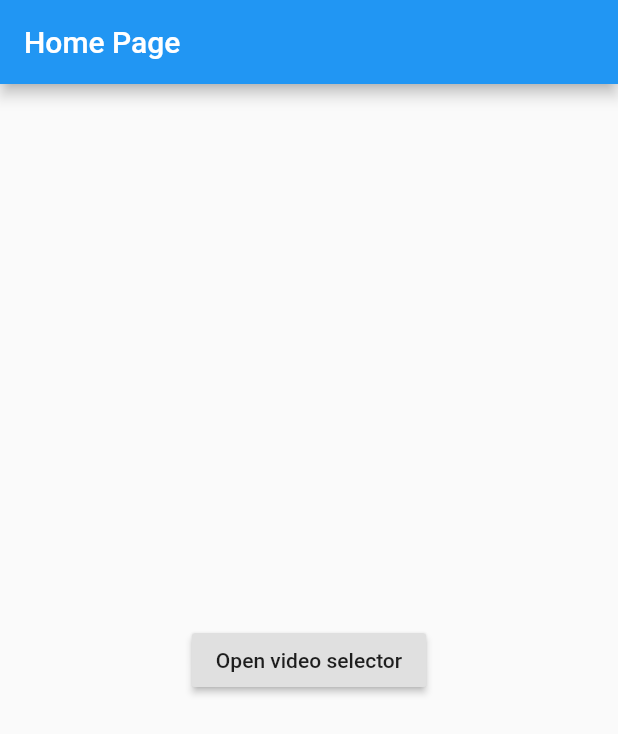
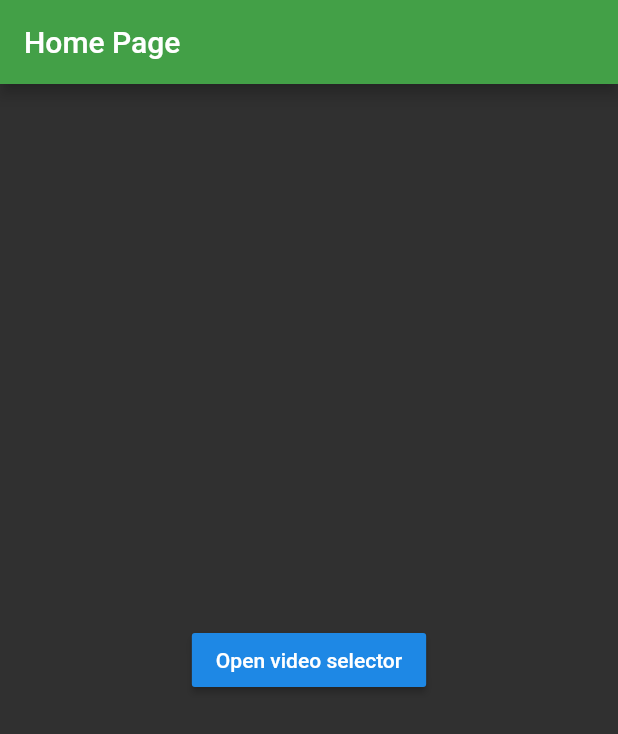
Before and after one commit to DirtbagDrew/golf, a Flutter app: the screen it shows after launch, on a phone screen of 412 x 824 dp. Shown: the top 734 px of the screen. Run offline on Flutter 3.47's test engine with Material 2 defaults, Android fonts, the phone set to English and light mode, and no system bars; our stand-ins replace flutter_speed_dial, font_awesome_flutter, image_picker, video_player.

Commit message:
add color

```diff
--- a/lib/main.dart
+++ b/lib/main.dart
@@ -8,6 +8,23 @@ class MyApp extends StatelessWidget {
   Widget build(BuildContext context) {
     return MaterialApp(
       title: 'Golf',
+      theme: ThemeData(
+        // Define the default brightness and colors.
+        brightness: Brightness.dark,
+        primaryColor: Colors.green[600],
+        accentColor: Colors.blue[600],
+
+        // Define the default font family.
+        // fontFamily: 'Georgia',
+
+        // Define the default TextTheme. Use this to specify the default
+        // text styling for headlines, titles, bodies of text, and more.
+        // textTheme: TextTheme(
+        //   headline: TextStyle(fontSize: 72.0, fontWeight: FontWeight.bold),
+        //   title: TextStyle(fontSize: 36.0, fontStyle: FontStyle.italic),
+        //   body1: TextStyle(fontSize: 14.0, fontFamily: 'Hind'),
+        // ),
+      ),
       home: HomePage(),
     );
   }
--- a/lib/pages/VideoPage.dart
+++ b/lib/pages/VideoPage.dart
@@ -50,7 +50,7 @@ class _VideoPageScreenState extends State<VideoPageContent> {
                     selectedVideo: _pickVideo,
                   ),
                   decoration: BoxDecoration(
-                    color: Colors.blue,
+                    color: Theme.of(context).primaryColor,
                   ),
                 )),
             ListTile(
```
